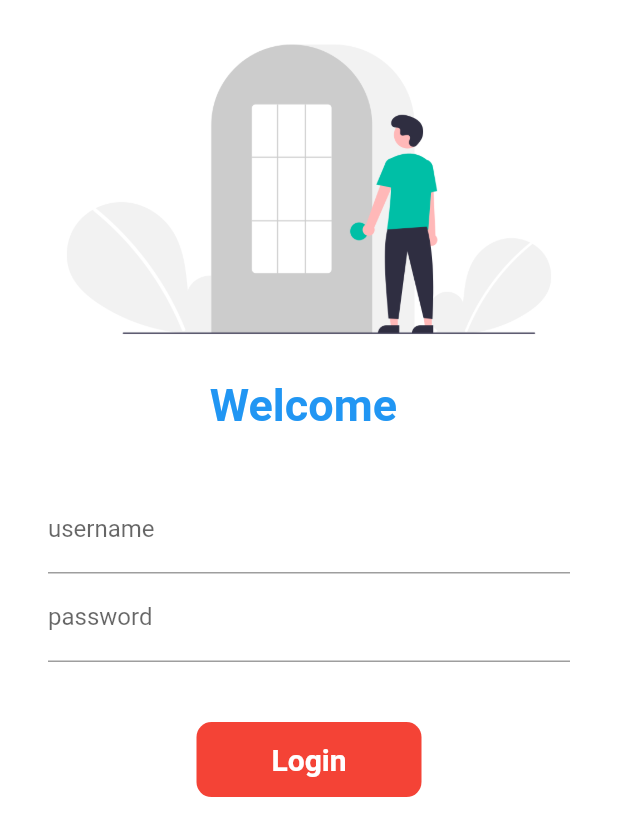
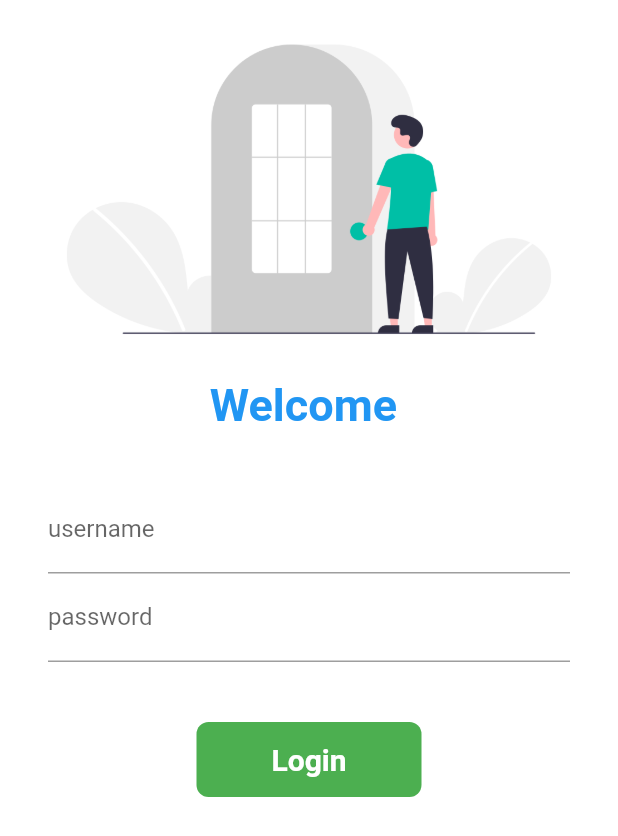
Before and after one commit to Shivam648/Flutter_Catalogue, a Flutter app: the screen it shows after launch, on a phone screen of 412 x 824 dp. Shown: the top 836 px of the screen. Run offline on Flutter 3.47's test engine with Material 2 defaults, Android fonts, the phone set to English and light mode, and no system bars; missing offline and left inert: dart:ffi.

```diff
--- a/lib/pages/login_page.dart
+++ b/lib/pages/login_page.dart
@@ -13,6 +13,7 @@ class login_page extends StatefulWidget {
 
 class _login_pageState extends State<login_page> {
   String name = "";
+  bool changeButton = false;
 
   @override
   Widget build(BuildContext context) {
@@ -61,14 +62,24 @@ class _login_pageState extends State<login_page> {
                       height: 40,
                     ),
                     InkWell(
-                      onTap: () {
+                      onTap: () async {
+                        setState(() {
+                          changeButton = true;
+                        });
+                        await Future.delayed(Duration(seconds: 1));
                         Navigator.pushNamed(context, MyRoutes.hopmeRoute);
                       },
-                      child: Container(
-                        width: 150,
+                      child: AnimatedContainer(
+                        duration: Duration(seconds: 1),
+                        width: changeButton ? 50 : 150,
                         height: 50,
                         alignment: Alignment.center,
-                        child: Text(
+                        child: changeButton
+                            ? Icon(
+                                Icons.done,
+                                color: Colors.white,
+                              )
+                            : Text(
                                 "Login",
                                 style: TextStyle(
                                     color: Colors.white,
@@ -76,10 +87,14 @@ class _login_pageState extends State<login_page> {
                                     fontSize: 20),
                               ),
                         decoration: BoxDecoration(
-                            color: Colors.red,
-                            borderRadius: BorderRadius.circular(10)),
+                            color: Colors.green,
+                            //shape: changeButton
+                            // ? BoxShape.circle
+                            // : BoxShape.rectangle),
+                            borderRadius:
+                                BorderRadius.circular(changeButton ? 50 : 8)),
                       ),
-                    )
+                    ),
 
                     /*ElevatedButton(
                       child: Text("Login"),
```
Lines whose indentation alone changed are shown as unchanged.
